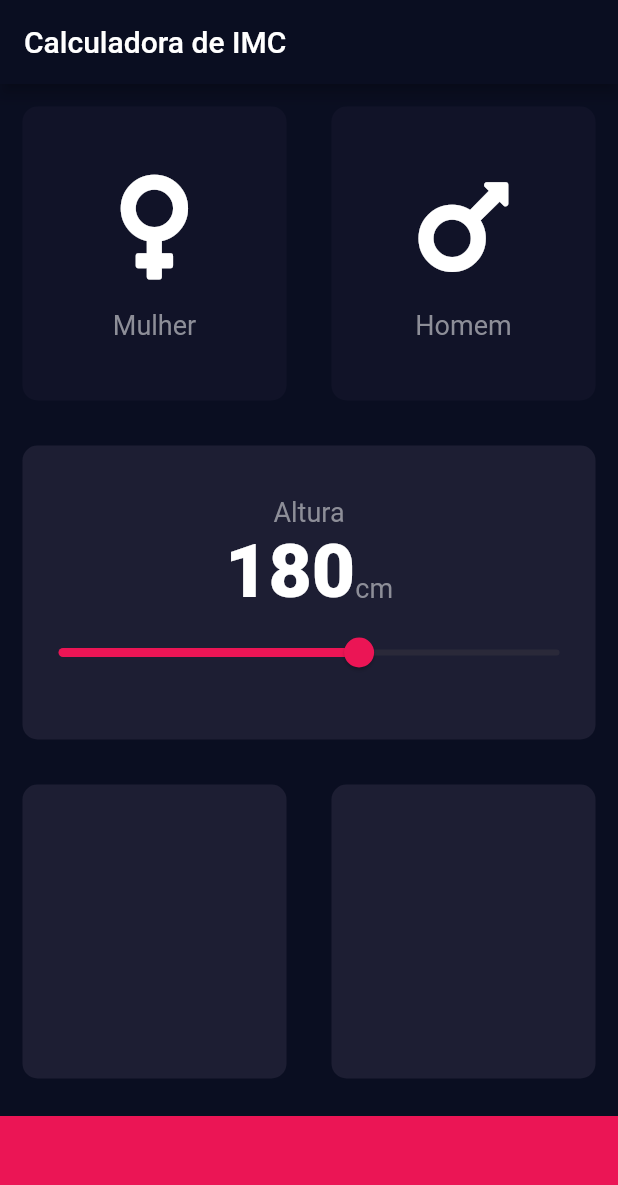
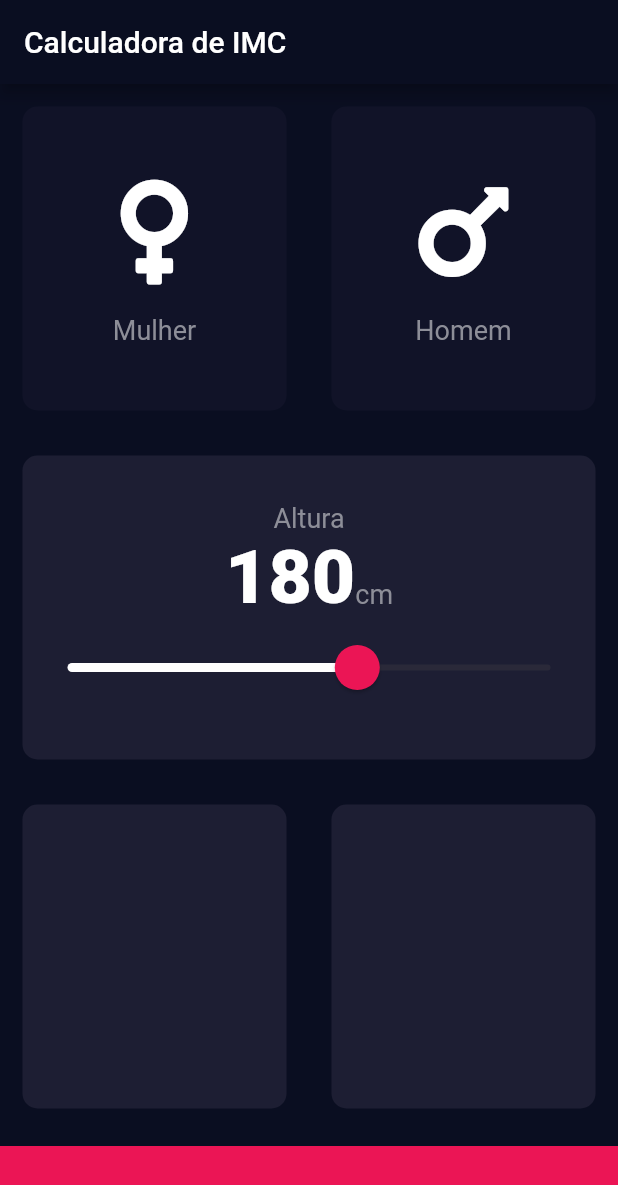
Before and after one commit to AndressaTancredi/BMI-Calculator, a Flutter app: the screen it shows after launch, on a phone screen of 412 x 824 dp. Shown: the top 1185 px of the screen. Run offline on Flutter 3.47's test engine with Material 2 defaults, Android fonts, the phone set to English and light mode, and no system bars; our stand-ins replace font_awesome_flutter.

Commit message:
create a slider widget of height

```diff
--- a/lib/contants.dart
+++ b/lib/contants.dart
@@ -1,6 +1,6 @@
 import 'package:flutter/material.dart';
 
-const KBottomContainerHeight = 80.0;
+const KBottomContainerHeight = 60.0;
 const kActiveCardColor = Color(0xFF1D1E33);
 const KInactiveCardColor = Color(0xFF111328);
 const KBottomContainerColor = Color(0xFFEB1555);
--- a/lib/input_page.dart
+++ b/lib/input_page.dart
@@ -16,7 +16,7 @@ class InputPage extends StatefulWidget {
 
 class _InputPageState extends State<InputPage> {
   Gender selectedGender;
-  int heigth = 180;
+  int height = 180;
 
   @override
   Widget build(BuildContext context) {
@@ -76,7 +76,7 @@ class _InputPageState extends State<InputPage> {
                     textBaseline: TextBaseline.alphabetic,
                     children: [
                       Text(
-                        heigth.toString(),
+                        height.toString(),
                         style: KNumberTextStyle,
                       ),
                       Text(
@@ -85,17 +85,25 @@ class _InputPageState extends State<InputPage> {
                       )
                     ],
                   ),
-                  Slider(
-                    value: heigth.toDouble(),
+                  SliderTheme(
+                    data: SliderTheme.of(context).copyWith(
+                      inactiveTrackColor: Color(0xFF8DE98),
+                      activeTrackColor: Colors.white,
+                      thumbColor: Color(0xFFEB1555),
+                      overlayColor: Color(0x29EB1555),
+                      thumbShape: RoundSliderThumbShape(enabledThumbRadius: 15.0),
+                      overlayShape: RoundSliderOverlayShape(overlayRadius: 30.0),
+                    ),
+                    child: Slider(
+                      value: height.toDouble(),
                       min: 120.0,
                       max: 220.0,
-                    activeColor: Color(0xFFEB1555),
-                    inactiveColor: Color(0xFF8DE98),
                       onChanged: (double newValue) {
                         setState(() {
-                        heigth = newValue.toInt();
+                          height = newValue.toInt();
                         });
                       },
+                    ),
                   )
                 ],
               ),
```
Lines whose indentation alone changed are shown as unchanged.
